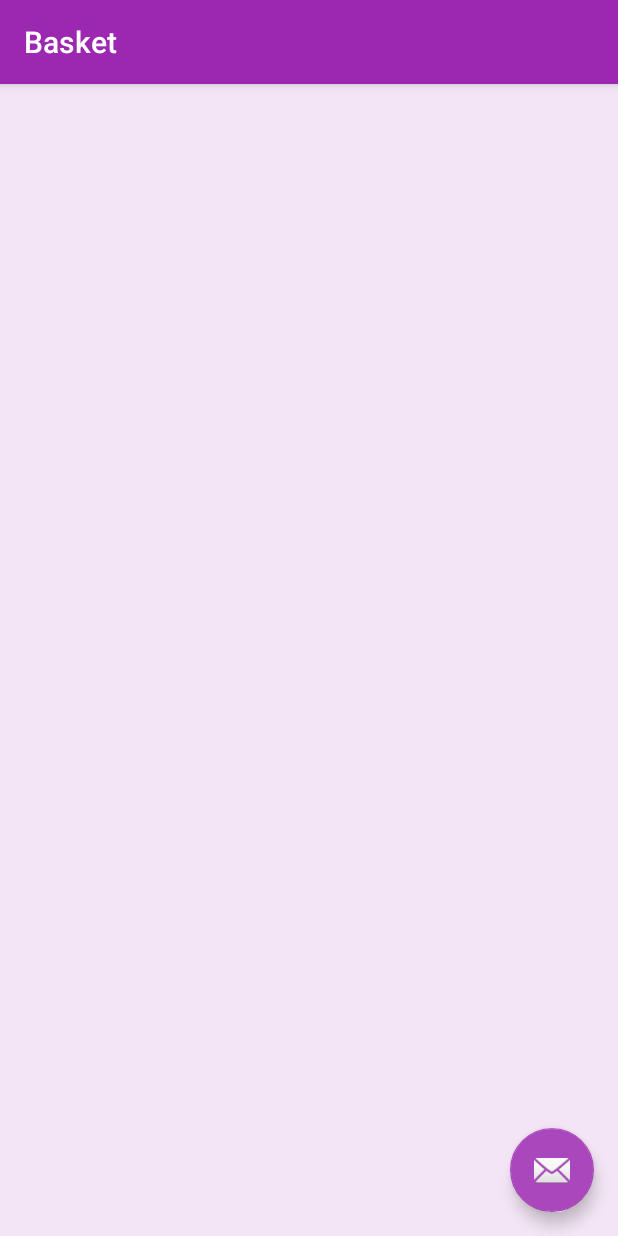
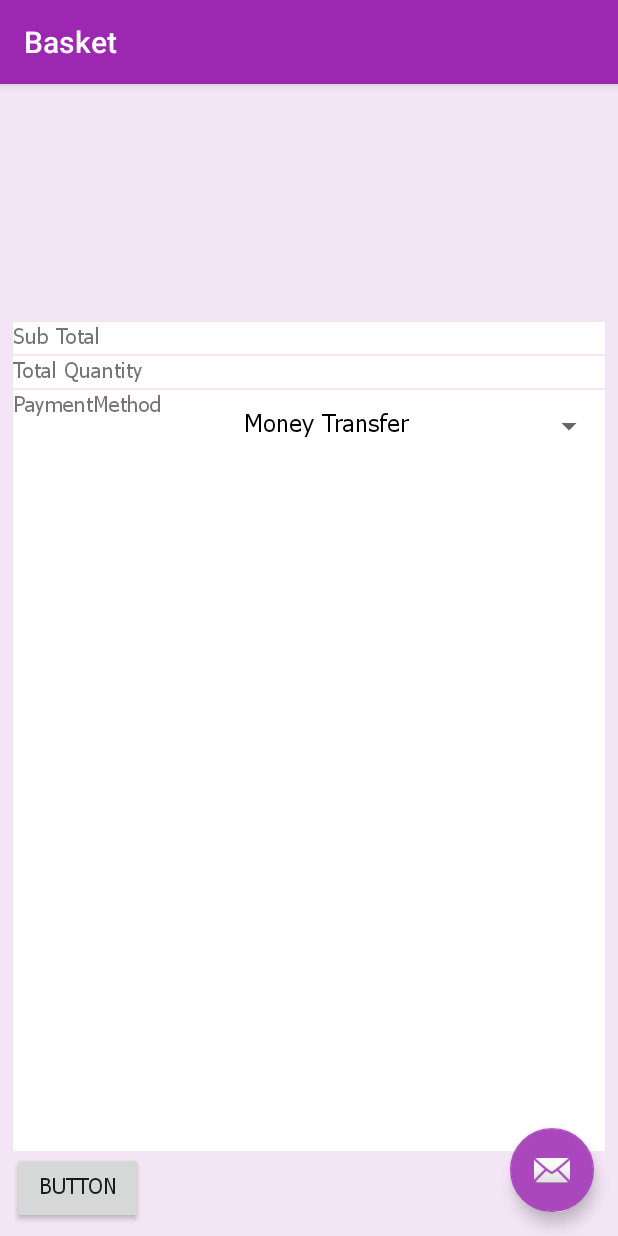
Before and after one commit to phyoaungsi/wb, an Android app: the BasketActivity screen opened directly, with no data from a screen before it, on a phone screen of 412 x 824 dp. Run offline under Robolectric (Android 15) with nearby library versions, the phone set to English and light mode, and no system bars; our stand-ins replace Firebase (no records; nobody signed in at launch, a user with empty details on screens opened directly), Picasso; pictures from the network do not load.

Commit message:
BasketPAGE

```diff
--- a/app/src/main/java/pas/com/mm/shoopingcart/order/BasketActivity.kt
+++ b/app/src/main/java/pas/com/mm/shoopingcart/order/BasketActivity.kt
@@ -1,43 +1,64 @@
 package pas.com.mm.shoopingcart.order
 
 import android.os.Bundle
-import android.os.Parcel
 import android.support.v7.app.AppCompatActivity
 import android.support.v7.widget.LinearLayoutManager
 import android.support.v7.widget.RecyclerView
 import android.view.View
-import android.widget.AdapterView
-import android.widget.GridView
+import android.widget.ArrayAdapter
+import android.widget.Spinner
+import android.widget.TextView
 import com.google.firebase.auth.FirebaseAuth
 import kotlinx.android.synthetic.main.activity_basket.*
 import pas.com.mm.shoopingcart.R
-import pas.com.mm.shoopingcart.database.model.Item
 import pas.com.mm.shoopingcart.database.model.Model
 import pas.com.mm.shoopingcart.database.model.OrderForm
+import pas.com.mm.shoopingcart.order.adapter.NameValue
+import pas.com.mm.shoopingcart.order.adapter.PaymentTypeAdapter
 
 class BasketActivity() : AppCompatActivity(), BasketDataCallBack {
 
 
     // private final var gridview: GridView? =null
     private val db = BasketDataPresenter()
+    private var mQuantityText:TextView? = null
+    private var mSubtotalText:TextView? = null
+
     var basketList : List<OrderForm> = ArrayList()
     var gridview:RecyclerView? =null
     var adapter: BasketAdapter?=null
-
+    var mDeliveryTypeSpinner:Spinner?=null
+    var mPaymentTypeAdapter:ArrayAdapter<String>?=null
     override fun onCreate(savedInstanceState: Bundle?) {
         super.onCreate(savedInstanceState)
         setContentView(R.layout.activity_basket)
         setSupportActionBar(toolbar)
 
         gridview = findViewById<View>(R.id.recycle_basket) as RecyclerView
-
-
+        mSubtotalText=findViewById<TextView>(R.id.subtotal_amount_label)
+        mQuantityText=findViewById<TextView>(R.id.quantity_amount_label)
+        mDeliveryTypeSpinner=findViewById<Spinner>(R.id.delivery_type_spinner)
         val items = ArrayList<OrderForm>()
         adapter = BasketAdapter(this.baseContext, items)
 
         gridview?.adapter = adapter
         gridview?.layoutManager = LinearLayoutManager(this)
         val user = FirebaseAuth.getInstance().currentUser
+
+        var ddlList = mutableListOf<NameValue>()
+        var value:NameValue= NameValue()
+        value.name="Transfer"
+        value.value="TXN"
+        var value1:NameValue=NameValue()
+        value1.name="Cash On Delivery"
+        value1.value="COD"
+        ddlList.add(value)
+        ddlList.add(value1)
+
+        val paymentTypes = arrayOf("Money Transfer", "Cash On Delivery")
+        mPaymentTypeAdapter= ArrayAdapter(this,android.R.layout.simple_spinner_dropdown_item,paymentTypes)
+        mDeliveryTypeSpinner?.adapter=mPaymentTypeAdapter
+
         db.loadBasket(this, user?.uid);
 
     }
@@ -53,10 +74,18 @@ class BasketActivity() : AppCompatActivity(), BasketDataCallBack {
 
     override fun onBasketRecyclerChange() {
          adapter?.updateData(basketList)
+         var subtotal: Double =0.0
+        var qty: Int =0
+        for(order in basketList){
+           subtotal=subtotal+ order.amount
+            qty=qty+order.quantity
+        }
+        mSubtotalText?.text=subtotal.toString()
+        mQuantityText!!.text=qty.toString()
     }
 
     override fun receiveResult(model: Model) {
-        TODO("not implemented") //To change body of created functions use File | Settings | File Templates.
+       // TODO("not implemented") //To change body of created functions use File | Settings | File Templates.
     }
 
 
--- /dev/null
+++ b/app/src/main/java/pas/com/mm/shoopingcart/order/adapter/NameValue.kt
@@ -0,0 +1,12 @@
+package pas.com.mm.shoopingcart.order.adapter
+
+class NameValue {
+    var value:String = ""
+    var name:String = ""
+        get() = field
+        set(value) {
+            field = value
+        }
+
+
+}
--- a/app/src/main/res/layout/content_basket.xml
+++ b/app/src/main/res/layout/content_basket.xml
@@ -27,11 +27,87 @@
         <android.support.v7.widget.RecyclerView
             android:id="@+id/recycle_basket"
             android:layout_width="match_parent"
-            android:layout_height="match_parent"
+            android:layout_height="150dp"
             android:layout_gravity="center_horizontal">
 
 
         </android.support.v7.widget.RecyclerView>
+
+        <LinearLayout
+            android:layout_width="match_parent"
+            android:layout_height="wrap_content"
+            android:layout_margin="1px"
+            android:background="@android:color/background_light"
+            android:orientation="horizontal">
+
+            <TextView
+                android:id="@+id/subtotal_label"
+                android:layout_width="115dp"
+                android:layout_height="wrap_content"
+                android:layout_gravity="left"
+                android:layout_weight="1"
+
+                android:text="@string/subtotal" />
+
+            <TextView
+                android:id="@+id/subtotal_amount_label"
+                android:layout_width="wrap_content"
+                android:layout_height="wrap_content"
+                android:layout_gravity="right"
+                android:layout_weight="1"
+                android:text="" />
+
+        </LinearLayout>
+
+        <LinearLayout
+            android:layout_width="match_parent"
+            android:layout_height="wrap_content"
+            android:layout_margin="1px"
+            android:background="@android:color/background_light"
+            android:orientation="horizontal">
+
+            <TextView
+                android:id="@+id/quantity_label"
+                android:layout_width="115dp"
+                android:layout_height="wrap_content"
+                android:layout_gravity="left"
+                android:layout_weight="1"
+                android:text="@string/total_quantity" />
+
+            <TextView
+                android:id="@+id/quantity_amount_label"
+                android:layout_width="wrap_content"
+                android:layout_height="wrap_content"
+                android:layout_gravity="right"
+                android:layout_weight="1"
+                android:text="" />
+
+        </LinearLayout>
+
+        <LinearLayout
+            android:layout_width="match_parent"
+            android:layout_height="wrap_content"
+            android:layout_margin="1px"
+            android:layout_weight="1"
+            android:background="@android:color/background_light"
+            android:orientation="horizontal">
+
+            <TextView
+                android:id="@+id/payment_method_label"
+                android:layout_width="292dp"
+                android:layout_height="wrap_content"
+                android:layout_gravity="left"
+                android:layout_weight="1"
+                android:text="@string/payment_method" />
+
+            <Spinner
+                android:id="@+id/delivery_type_spinner"
+                android:layout_width="match_parent"
+                android:layout_height="wrap_content"
+                android:layout_weight="1" />
+
+
+        </LinearLayout>
 
         <Button
             android:id="@+id/button2"
--- a/app/src/main/res/values/strings.xml
+++ b/app/src/main/res/values/strings.xml
@@ -84,4 +84,7 @@ Yangon, Myanmar</string>
         <item>India</item>
     </string-array>
     <string name="title_activity_basket">Basket</string>
+    <string name="subtotal">Sub Total</string>
+    <string name="total_quantity">Total Quantity</string>
+    <string name="payment_method">PaymentMethod</string>
 </resources>
--- a/build.gradle
+++ b/build.gradle
@@ -14,7 +14,7 @@ buildscript {
         jcenter()
     }
     dependencies {
-        classpath 'com.android.tools.build:gradle:3.1.1'
+        classpath 'com.android.tools.build:gradle:3.1.2'
         classpath 'com.google.gms:google-services:3.2.0'
 
 
```
Also changed, not shown: app/src/main/java/pas/com/mm/shoopingcart/order/adapter/PaymentTypeAdapter.kt (added, +32 -0 lines), app/src/main/res/layout/common_spinner_label.xml (added, +23 -0 lines).
